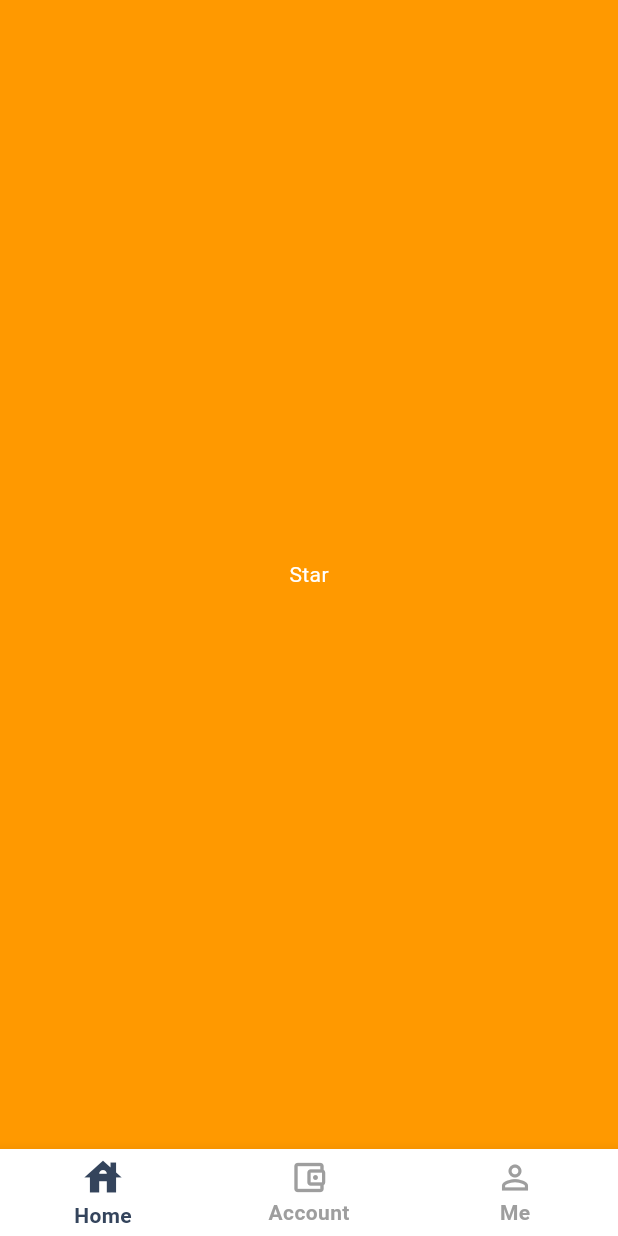
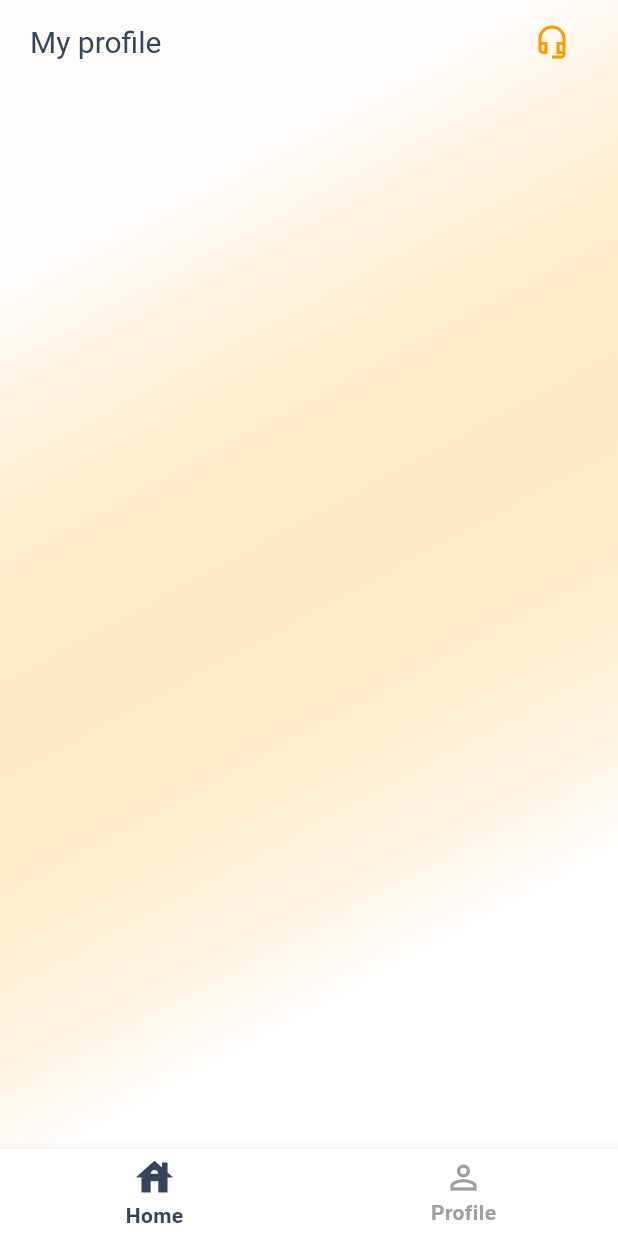
Before and after one commit to NGURE-TIM/OASIS-CAPITAL-INVESTMENTS, a Flutter app: the Home screen opened directly, swiped to page 2, on a phone screen of 412 x 824 dp. Run offline on Flutter 3.47's test engine with Material 3 defaults, Android fonts, the phone set to English and light mode, and no system bars; drawn by our look-alikes of stylish_bottom_bar; our stand-ins replace another_flutter_splash_screen, blurrycontainer, cloud_firestore, dashed_circular_progress_bar, dropdown_button2, dropdown_search and 14 more; missing offline and left inert: animated_icon, dart:ffi, flutter_dropdown_search, gif_view, whatsapp_unilink; accounts and stored records are empty.

Commit message:
- Initial setup for profile page layout Placeholder components for profile information Basic navigation to profile page

```diff
--- a/lib/home/dashboard.dart
+++ b/lib/home/dashboard.dart
@@ -38,7 +38,7 @@ class _DashState extends State<Dash> {
                   border:Border(
                       bottom: BorderSide(
                         color: mainOrange,
-                        width: 7
+                        width: 12
                       )),
                 borderRadius: BorderRadius.only(
                   bottomLeft: Radius.circular(40),
--- a/lib/home/home.dart
+++ b/lib/home/home.dart
@@ -1,8 +1,11 @@
 
 import 'package:flutter/material.dart';
+import 'package:fulusi/home/profile.dart';
+
 import '../colors/colors.dart';
 import 'package:fulusi/home/dashboard.dart';
 import 'package:stylish_bottom_bar/stylish_bottom_bar.dart';
+
 class Home extends StatefulWidget {
 const Home({super.key});
 
@@ -41,23 +44,12 @@ bottomNavigationBar: StylishBottomBar(
     ),
     BottomBarItem(
         icon: const Icon(
-            Icons.account_balance_wallet_outlined
-        ),
-        selectedIcon: Icon(
-            Icons.account_balance_wallet_sharp
-        ),
-        title: const Text('Account'),
-        selectedColor: mainBlue,
-        unSelectedColor: grey
-    ),
-    BottomBarItem(
-        icon: const Icon(
             Icons.person_outline_sharp
         ),
         selectedIcon: Icon(
             Icons.person
         ),
-        title: const Text('Me'),
+        title: const Text('Profile'),
         selectedColor: mainBlue,
         unSelectedColor: grey
     )
@@ -75,9 +67,9 @@ child: PageView(
   physics: NeverScrollableScrollPhysics(),
 controller: controller,
 children:  [
+
 Dash(),
-Center(child: Text('Star')),
-Center(child: Text('Style')),
+  Profile(),
 ],
 ),
 ),
--- /dev/null
+++ b/lib/home/profile.dart
@@ -0,0 +1,103 @@
+import 'package:flutter/material.dart';
+import 'package:flutter/rendering.dart';
+import 'package:flutter/widgets.dart';
+import 'package:fulusi/colors/colors.dart';
+import 'package:flutter/cupertino.dart';
+import 'package:animated_icon/animated_icon.dart';
+import '../globalWidgets.dart';
+import '../loan/loan.dart';
+import '../networking/whatsapp.dart';
+
+class Profile extends StatefulWidget {
+  @override
+  State<Profile> createState() => _ProfileState();
+}
+class _ProfileState extends State<Profile> {
+  @override
+  Widget build(BuildContext context) {
+    final Size screensize = MediaQuery
+        .of(context)
+        .size;
+    return PopScope(
+
+      canPop: false,
+      child:
+      Scaffold(
+        backgroundColor: white,
+        body: Stack(
+          children: [
+            Container(
+              width: screensize.width,
+              height: screensize.height,
+              decoration: BoxDecoration(
+                gradient: LinearGradient(
+                  begin: Alignment(-1, -1),
+                  end: Alignment(1, 1),
+                  colors: [
+
+                    mainOrange.withOpacity(0.02),
+                    white
+                  ],
+                  stops: [
+                    0.2,
+                    0.8
+                  ],
+
+                ),
+              ),
+            ),
+            Container(
+              width: screensize.width,
+              height: screensize.height,
+              decoration: BoxDecoration(
+                color: white.withOpacity(0.1)
+              ),
+              child: Column(
+                children: [
+                  AppBar(
+                    elevation: 0,
+                    leadingWidth: 0,
+backgroundColor: transparent,
+leading:null,
+                    titleSpacing: 0,
+                    automaticallyImplyLeading: false,
+                    actions: [
+                      Padding(
+                        padding: const EdgeInsets.only(right: 20),
+                        child: IconButton(onPressed: (){
+                          Whatsapp.launchWhatsAppUri();
+                        },
+                          icon: Icon(
+                              Icons.headset_mic_outlined
+                          ),
+                        ),
+                      )
+                    ],
+                    title: Row(
+                      children: [
+
+                        Padding(
+                          padding: const EdgeInsets.only(left: 20),
+                          child: Text(
+                            'My profile',
+                            style: Theme.of(context).textTheme.titleLarge,
+                          ),
+                        ),
+                        Spacer(),
+                      ],
+                    ),
+                  )
+                ],
+              ),
+            ),
+
+
+
+
+          ],
+        ),
+      ),
+
+    );
+  }
+}
```
